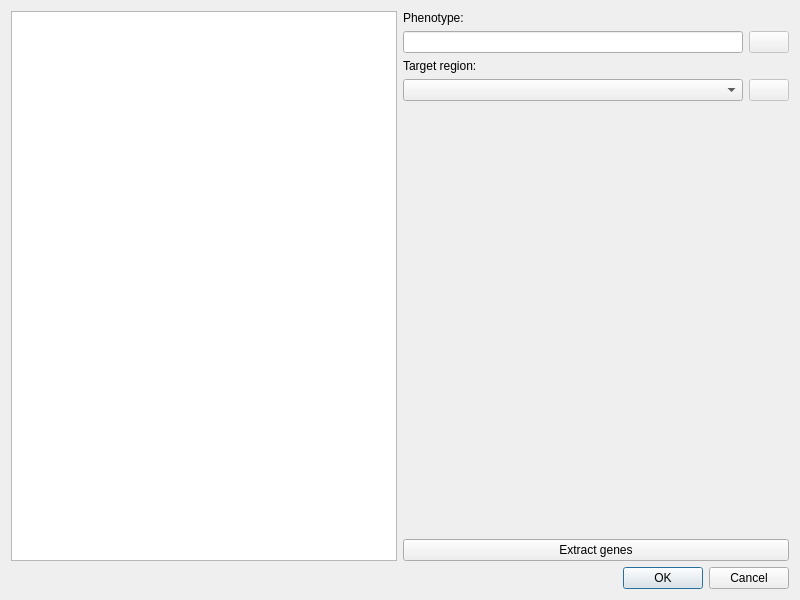
This is src/GSvar/GeneSelectionDialog.ui in imgag/ngs-bits as Qt 5 draws it before an edit. The edited form follows.
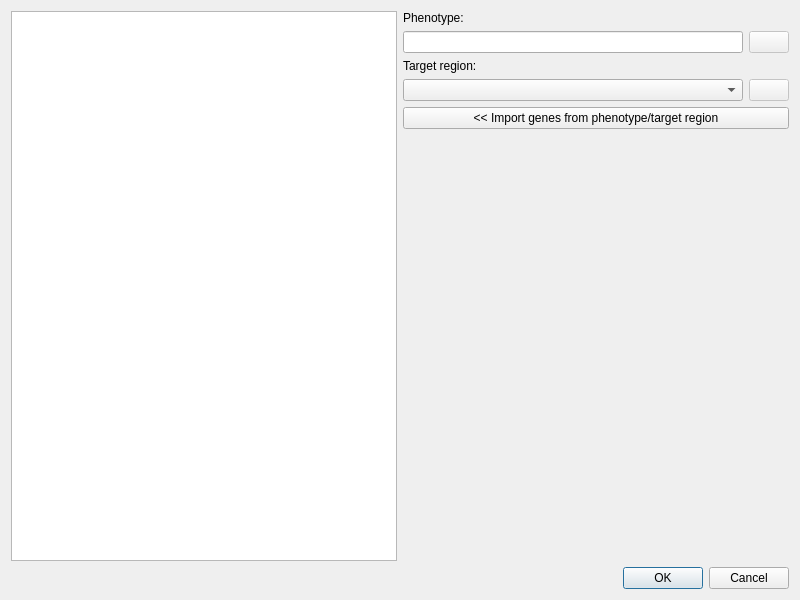
This is the edited form. Icons and pictures are not drawn. Custom widgets are drawn as their Qt base class.

Commit message: src/GSvar/ExpressionOverviewWidget.*: finished implementation of expression overview and move gene selection and target region filter to this widget

The edit to the form file:
```diff
--- a/src/GSvar/GeneSelectionDialog.ui
+++ b/src/GSvar/GeneSelectionDialog.ui
@@ -10,6 +10,12 @@
     <height>600</height>
    </rect>
   </property>
+  <property name="minimumSize">
+   <size>
+    <width>640</width>
+    <height>0</height>
+   </size>
+  </property>
   <property name="windowTitle">
    <string>Dialog</string>
   </property>
@@ -90,6 +96,13 @@
          </item>
         </layout>
        </item>
+       <item>
+        <widget class="QPushButton" name="b_apply">
+         <property name="text">
+          <string>&lt;&lt; Import genes from phenotype/target region</string>
+         </property>
+        </widget>
+       </item>
        <item>
         <spacer name="verticalSpacer">
          <property name="orientation">
@@ -106,13 +119,6 @@
          </property>
         </spacer>
        </item>
-       <item>
-        <widget class="QPushButton" name="b_apply">
-         <property name="text">
-          <string>Extract genes</string>
-         </property>
-        </widget>
-       </item>
       </layout>
      </item>
     </layout>
```
Left out of the diff: 9 changed lines with no effect on the pictures. The commit also changes 18 other files.
